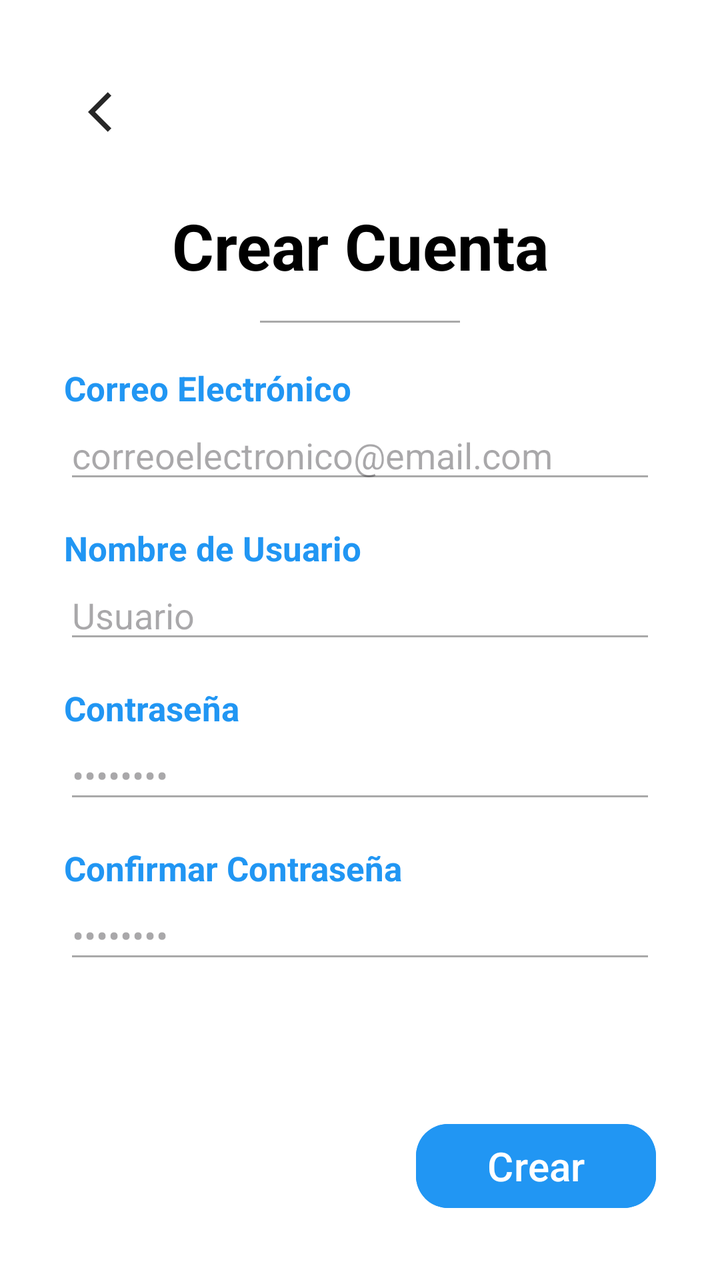
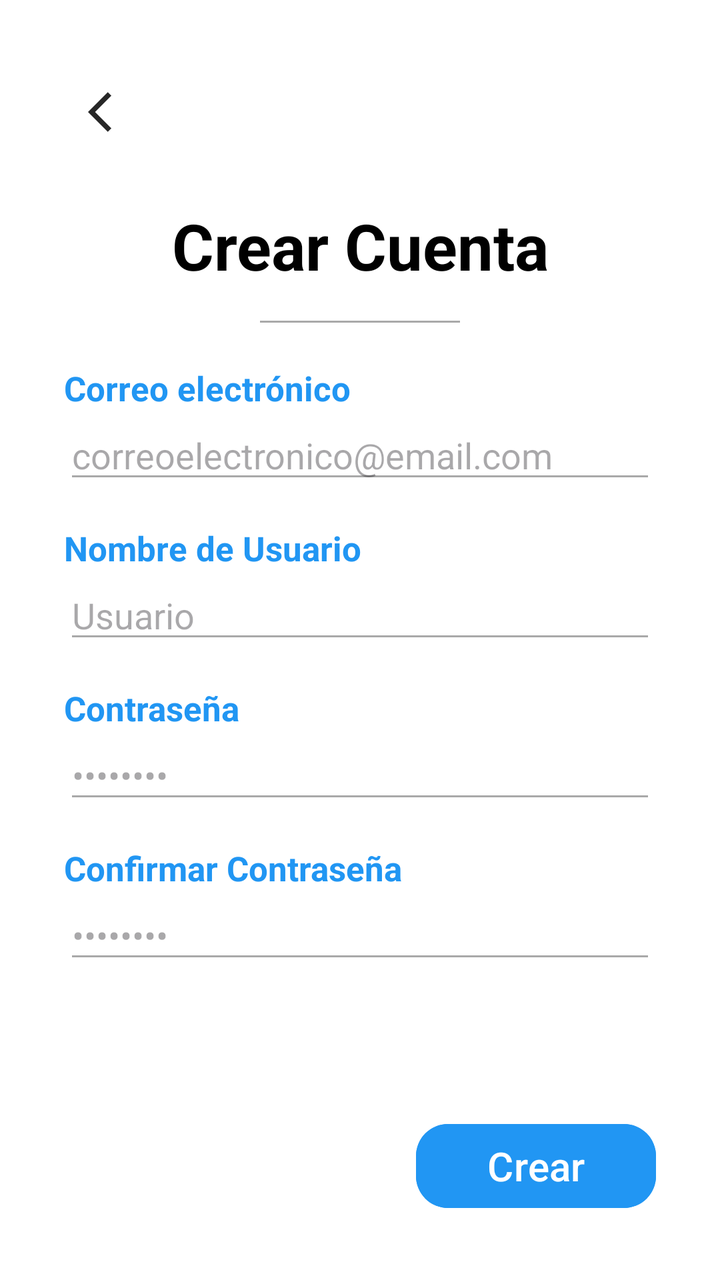

Before-and-after screenshots of an Android layout around one commit, followed by the original layout XML and the change that was made.
<!-- AndroidManifest.xml: application theme Theme.Monitoreo_de_Aire -->
<!-- res/layout/activity_registrar.xml -->
<?xml version="1.0" encoding="utf-8"?>
<LinearLayout xmlns:android="http://schemas.android.com/apk/res/android"
    xmlns:app="http://schemas.android.com/apk/res-auto"
    android:id="@+id/registrar"
    android:layout_width="match_parent"
    android:layout_height="match_parent"
    android:orientation="vertical"
    android:background="#FFFFFF">

    <LinearLayout
        android:layout_width="match_parent"
        android:layout_height="match_parent"
        android:orientation="vertical"
        android:padding="32dp">

        <ImageButton
            android:id="@+id/tvVolver"
            android:layout_width="48dp"
            android:layout_height="48dp"
            android:background="?attr/selectableItemBackgroundBorderless"
            android:src="@drawable/baseline_arrow_back_ios_24"
            android:scaleType="centerInside"
            android:layout_gravity="start"
            android:contentDescription="Volver al Login" />

        <Space
            android:layout_width="match_parent"
            android:layout_height="0dp"
            android:layout_weight="0.3" />

        <TextView
            android:layout_width="match_parent"
            android:layout_height="wrap_content"
            android:text="@string/textCrearCuenta"
            android:textSize="32sp"
            android:textStyle="bold"
            android:textColor="#000000"
            android:gravity="center_horizontal" />

        <View
            android:layout_width="100dp"
            android:layout_height="1dp"
            android:layout_marginTop="16dp"
            android:layout_gravity="center_horizontal"
            android:background="#A9A9A9" />

        <Space
            android:layout_width="match_parent"
            android:layout_height="0dp"
            android:layout_weight="0.3" />

        
        <TextView
            android:layout_width="match_parent"
            android:layout_height="wrap_content"
            android:text="Correo Electrónico"
            android:textColor="#2196F3"
            android:textSize="17sp"
            android:textStyle="bold" />

        <EditText
            android:id="@+id/Correo_electronico"
            android:layout_width="match_parent"
            android:layout_height="wrap_content"
            android:hint="correoelectronico@email.com"
            android:inputType="textEmailAddress"
            android:backgroundTint="#A9A9A9"
            android:layout_marginBottom="16dp" />

        
        <TextView
            android:layout_width="match_parent"
            android:layout_height="wrap_content"
            android:text="Nombre de Usuario"
            android:textColor="#2196F3"
            android:textSize="17sp"
            android:textStyle="bold" />
        <EditText
            android:id="@+id/usuario"
            android:layout_width="match_parent"
            android:layout_height="wrap_content"
            android:hint="Usuario"
            android:inputType="text"
            android:backgroundTint="#A9A9A9"
            android:layout_marginBottom="16dp" />

        
        <TextView
            android:layout_width="match_parent"
            android:layout_height="wrap_content"
            android:text="Contraseña"
            android:textColor="#2196F3"
            android:textSize="17sp"
            android:textStyle="bold" />
        <EditText
            android:id="@+id/contrasenareg1"
            android:layout_width="match_parent"
            android:layout_height="wrap_content"
            android:hint="••••••••"
            android:inputType="textPassword"
            android:backgroundTint="#A9A9A9"
            android:layout_marginBottom="16dp" />

        
        <TextView
            android:layout_width="match_parent"
            android:layout_height="wrap_content"
            android:text="Confirmar Contraseña"
            android:textSize="17sp"
            android:textColor="#2196F3"
            android:textStyle="bold" />
        <EditText
            android:id="@+id/contrasenareg2"
            android:layout_width="match_parent"
            android:layout_height="wrap_content"
            android:hint="••••••••"
            android:inputType="textPassword"
            android:backgroundTint="#A9A9A9" />

        <Space
            android:layout_width="match_parent"
            android:layout_height="0dp"
            android:layout_weight="1" />

        
        <Button
            android:id="@+id/btnRegistrar"
            android:layout_width="120dp"
            android:layout_height="50dp"
            android:layout_gravity="end"
            android:backgroundTint="#2196F3"
            android:text="@string/btnCrear"
            android:textColor="#FFFFFF"
            android:textSize="20sp"
            app:cornerRadius="16dp" />

    </LinearLayout>
</LinearLayout>
<!-- resources referenced by this layout -->
<resources>
  <!-- drawable baseline_arrow_back_ios_24 (drawable) -->
  <vector xmlns:android="http://schemas.android.com/apk/res/android" android:alpha="0.85" android:autoMirrored="true" android:height="24dp" android:tint="#000000" android:viewportHeight="24" android:viewportWidth="24" android:width="24dp">
        
      <path android:fillColor="@android:color/white" android:pathData="M11.67,3.87L9.9,2.1 0,12l9.9,9.9 1.77,-1.77L3.54,12z"/>
      
  </vector>
  <string name="btnCrear">Crear</string>
  <string name="textCrearCuenta">Crear Cuenta</string>
  <style name="Theme.Monitoreo_de_Aire" parent="Base.Theme.Monitoreo_de_Aire" />
  <style name="Base.Theme.Monitoreo_de_Aire" parent="Theme.Material3.DayNight.NoActionBar">
          
          
      </style>
</resources>

<!-- the commit's change to res/layout/activity_registrar.xml (unified diff, before → after) -->
@@ -5,7 +5,7 @@
     android:layout_width="match_parent"
     android:layout_height="match_parent"
     android:orientation="vertical"
-    android:background="#FFFFFF">
+    android:background="@color/white">
 
     <LinearLayout
         android:layout_width="match_parent"
@@ -21,7 +21,7 @@
             android:src="@drawable/baseline_arrow_back_ios_24"
             android:scaleType="centerInside"
             android:layout_gravity="start"
-            android:contentDescription="Volver al Login" />
+            android:contentDescription="@string/cd_volver_login" />
 
         <Space
             android:layout_width="match_parent"
@@ -31,10 +31,10 @@
         <TextView
             android:layout_width="match_parent"
             android:layout_height="wrap_content"
-            android:text="@string/textCrearCuenta"
+            android:text="@string/crear_cuenta"
             android:textSize="32sp"
             android:textStyle="bold"
-            android:textColor="#000000"
+            android:textColor="@color/black"
             android:gravity="center_horizontal" />
 
         <View
@@ -42,7 +42,7 @@
             android:layout_height="1dp"
             android:layout_marginTop="16dp"
             android:layout_gravity="center_horizontal"
-            android:background="#A9A9A9" />
+            android:background="@color/gris_linea" />
 
         <Space
             android:layout_width="match_parent"
@@ -53,69 +53,73 @@
         <TextView
             android:layout_width="match_parent"
             android:layout_height="wrap_content"
-            android:text="Correo Electrónico"
-            android:textColor="#2196F3"
+            android:text="@string/label_correo"
+            android:textColor="@color/azul_etiqueta"
             android:textSize="17sp"
             android:textStyle="bold" />
 
         <EditText
-            android:id="@+id/Correo_electronico"
+            android:id="@+id/correo_electronico"
+            android:maxLength="254"
             android:layout_width="match_parent"
             android:layout_height="wrap_content"
-            android:hint="correoelectronico@email.com"
+            android:hint="@string/hint_correo"
             android:inputType="textEmailAddress"
-            android:backgroundTint="#A9A9A9"
+            android:backgroundTint="@color/gris_linea"
             android:layout_marginBottom="16dp" />
 
         
         <TextView
             android:layout_width="match_parent"
             android:layout_height="wrap_content"
-            android:text="Nombre de Usuario"
-            android:textColor="#2196F3"
+            android:text="@string/registrar_usuario_label"
+            android:textColor="@color/azul_etiqueta"
             android:textSize="17sp"
             android:textStyle="bold" />
         <EditText
             android:id="@+id/usuario"
+            android:maxLength="50"
             android:layout_width="match_parent"
             android:layout_height="wrap_content"
-            android:hint="Usuario"
+            android:hint="@string/registrar_usuario_hint"
             android:inputType="text"
-            android:backgroundTint="#A9A9A9"
+            android:backgroundTint="@color/gris_linea"
             android:layout_marginBottom="16dp" />
 
         
         <TextView
             android:layout_width="match_parent"
             android:layout_height="wrap_content"
-            android:text="Contraseña"
-            android:textColor="#2196F3"
+            android:text="@string/label_contrasena"
+            android:textColor="@color/azul_etiqueta"
             android:textSize="17sp"
             android:textStyle="bold" />
         <EditText
             android:id="@+id/contrasenareg1"
+            android:maxLength="64"
             android:layout_width="match_parent"
             android:layout_height="wrap_content"
-            android:hint="••••••••"
+            android:hint="@string/hint_contrasena"
             android:inputType="textPassword"
-            android:backgroundTint="#A9A9A9"
+            android:backgroundTint="@color/gris_linea"
             android:layout_marginBottom="16dp" />
 
         
         <TextView
             android:layout_width="match_parent"
             android:layout_height="wrap_content"
-            android:text="Confirmar Contraseña"
+            android:text="@string/registrar_confirmar_label"
             android:textSize="17sp"
-            android:textColor="#2196F3"
+            android:textColor="@color/azul_etiqueta"
             android:textStyle="bold" />
         <EditText
             android:id="@+id/contrasenareg2"
+            android:maxLength="64"
             android:layout_width="match_parent"
             android:layout_height="wrap_content"
-            android:hint="••••••••"
+            android:hint="@string/hint_contrasena"
             android:inputType="textPassword"
-            android:backgroundTint="#A9A9A9" />
+            android:backgroundTint="@color/gris_linea" />
 
         <Space
             android:layout_width="match_parent"
@@ -128,9 +132,9 @@
             android:layout_width="120dp"
             android:layout_height="50dp"
             android:layout_gravity="end"
-            android:backgroundTint="#2196F3"
-            android:text="@string/btnCrear"
-            android:textColor="#FFFFFF"
+            android:backgroundTint="@color/azul_etiqueta"
+            android:text="@string/registrar_btn_crear"
+            android:textColor="@color/white"
             android:textSize="20sp"
             app:cornerRadius="16dp" />
 
<!-- resource entries referenced after the edit -->
@@ -1,13 +1,25 @@
 <!-- resources referenced by this layout -->
 <resources>
+  <color name="azul_etiqueta">#2196F3</color>
+  <color name="black">#FF000000</color>
+  <color name="gris_linea">#A9A9A9</color>
+  <color name="white">#FFFFFFFF</color>
   <!-- drawable baseline_arrow_back_ios_24 (drawable) -->
   <vector xmlns:android="http://schemas.android.com/apk/res/android" android:alpha="0.85" android:autoMirrored="true" android:height="24dp" android:tint="#000000" android:viewportHeight="24" android:viewportWidth="24" android:width="24dp">
         
       <path android:fillColor="@android:color/white" android:pathData="M11.67,3.87L9.9,2.1 0,12l9.9,9.9 1.77,-1.77L3.54,12z"/>
       
   </vector>
-  <string name="btnCrear">Crear</string>
-  <string name="textCrearCuenta">Crear Cuenta</string>
+  <string name="cd_volver_login">Volver al Login</string>
+  <string name="crear_cuenta">Crear Cuenta</string>
+  <string name="hint_contrasena">••••••••</string>
+  <string name="hint_correo">correoelectronico@email.com</string>
+  <string name="label_contrasena">Contraseña</string>
+  <string name="label_correo">Correo electrónico</string>
+  <string name="registrar_btn_crear">Crear</string>
+  <string name="registrar_confirmar_label">Confirmar Contraseña</string>
+  <string name="registrar_usuario_hint">Usuario</string>
+  <string name="registrar_usuario_label">Nombre de Usuario</string>
   <style name="Theme.Monitoreo_de_Aire" parent="Base.Theme.Monitoreo_de_Aire" />
   <style name="Base.Theme.Monitoreo_de_Aire" parent="Theme.Material3.DayNight.NoActionBar">
           
